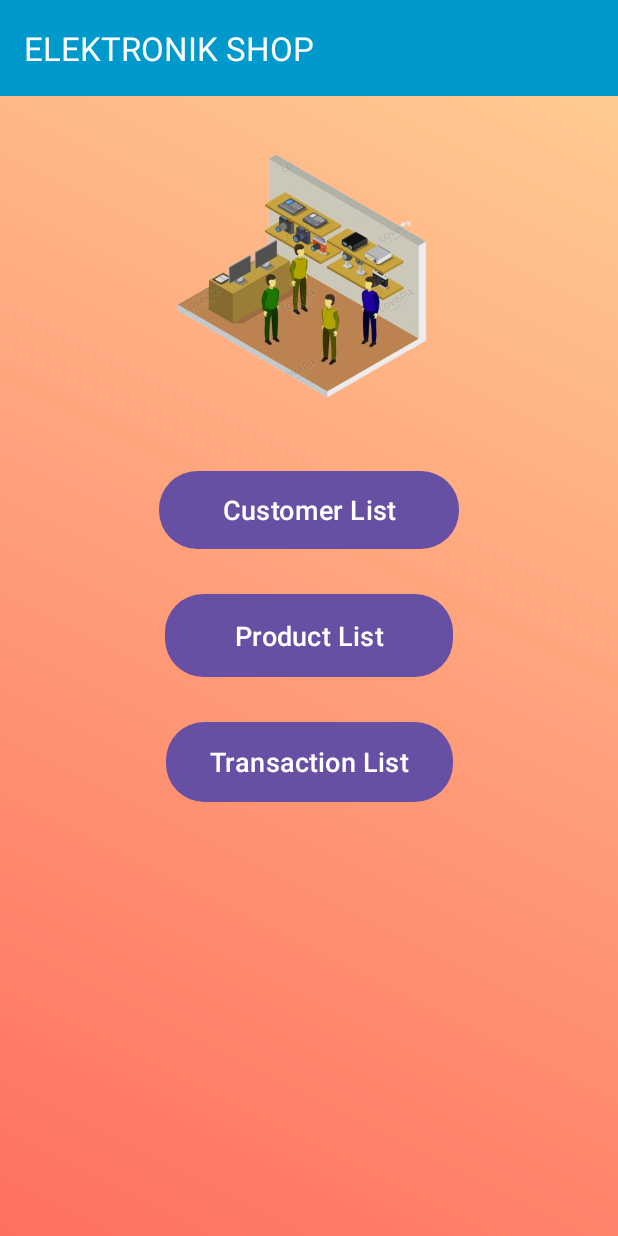
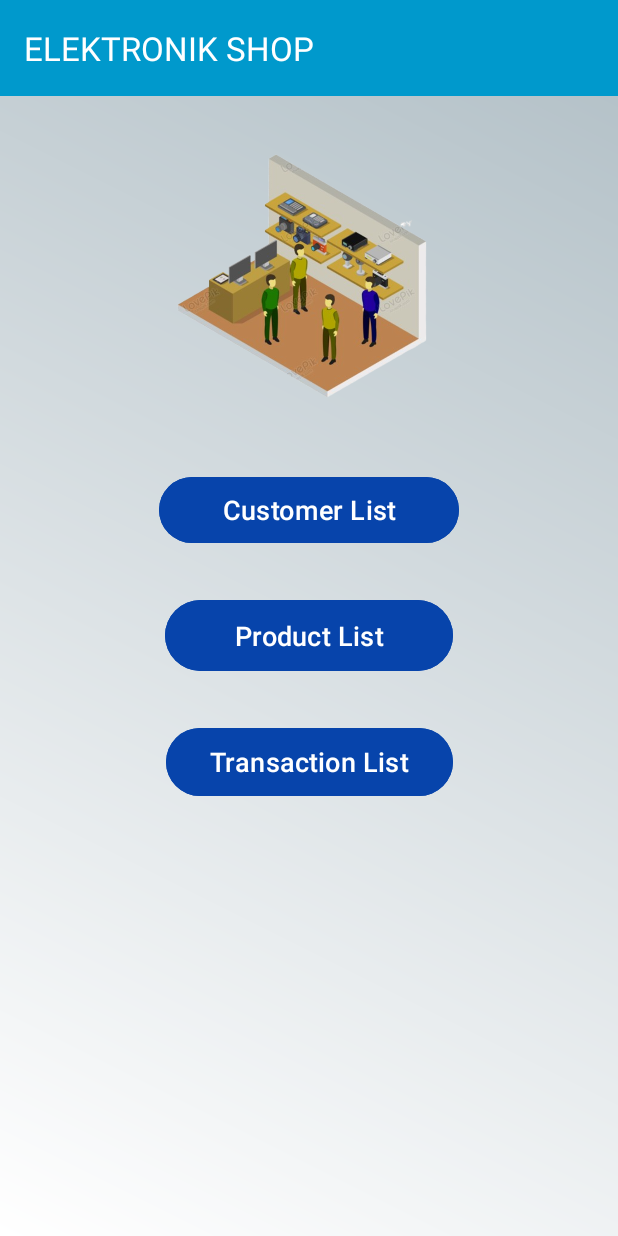
Before and after one commit to Barleyan/ProjectUTSMobile, an Android app: the screen it shows after launch (MainMenuActivity), on a phone screen of 412 x 824 dp. Run offline under Robolectric (Android 15) with nearby library versions, the phone set to English and light mode, and no system bars.

Commit message:
Update warna layout

```diff
--- a/app/src/main/res/drawable/background_gradient.xml
+++ b/app/src/main/res/drawable/background_gradient.xml
@@ -1,6 +1,6 @@
 <shape xmlns:android="http://schemas.android.com/apk/res/android">
     <gradient
-        android:startColor="#FF6F61"
-        android:endColor="#FFD194"
-        android:angle="45"/>
+        android:startColor="#FFFFFF"
+    android:endColor="#B0BEC5"
+    android:angle="45"/>
 </shape>
--- a/app/src/main/res/drawable/rounded_button_gradient.xml
+++ /dev/null
@@ -1,8 +0,0 @@
-<shape xmlns:android="http://schemas.android.com/apk/res/android">
-    <corners android:radius="25dp" />
-    <gradient
-        android:startColor="#6A82FB"
-        android:endColor="#FC5C7D"
-        android:angle="45"/>
-    <padding android:left="20dp" android:right="20dp" />
-</shape>
--- a/app/src/main/res/layout/activity_main_menu.xml
+++ b/app/src/main/res/layout/activity_main_menu.xml
@@ -39,7 +39,7 @@
         android:layout_width="200dp"
         android:layout_height="52dp"
         android:layout_marginTop="30dp"
-        android:background="@drawable/rounded_button_gradient"
+        android:backgroundTint="@color/resistance_blue"
         android:elevation="6dp"
         android:paddingStart="20dp"
         android:paddingEnd="20dp"
@@ -50,12 +50,14 @@
         app:layout_constraintStart_toStartOf="parent"
         app:layout_constraintTop_toBottomOf="@+id/imageView" />
 
+
+
     <Button
         android:id="@+id/btnProductList"
         android:layout_width="192dp"
         android:layout_height="55dp"
         android:layout_marginTop="30dp"
-        android:background="@drawable/rounded_button_gradient"
+        android:backgroundTint="@color/resistance_blue"
         android:elevation="6dp"
         android:paddingStart="20dp"
         android:paddingEnd="20dp"
@@ -71,7 +73,7 @@
         android:layout_width="191dp"
         android:layout_height="53dp"
         android:layout_marginTop="30dp"
-        android:background="@drawable/rounded_button_gradient"
+        android:backgroundTint="@color/resistance_blue"
         android:elevation="6dp"
         android:paddingStart="20dp"
         android:paddingEnd="20dp"
```
Also changed, not shown: app/src/main/res/drawable/rounded_button.xml (deleted, +0 -10 lines).
